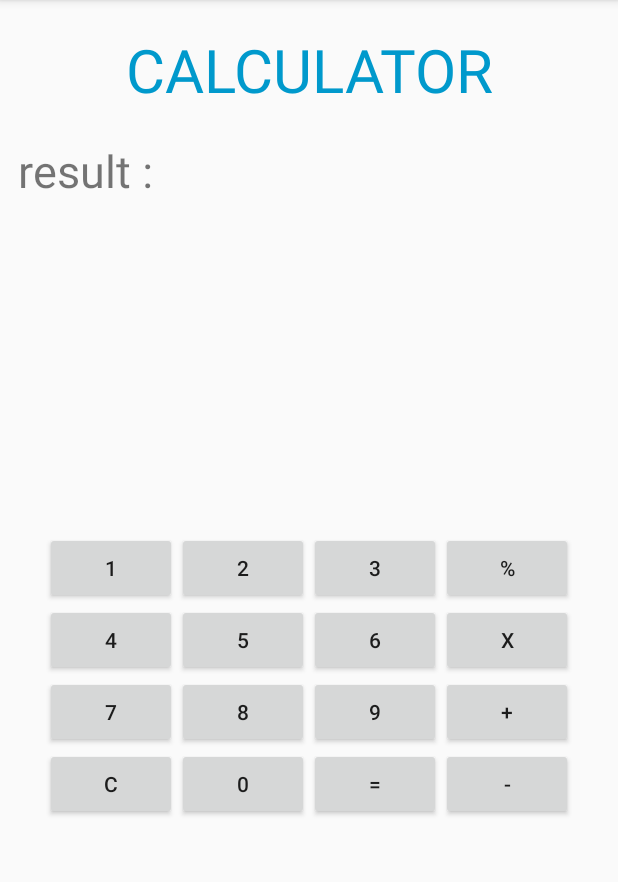
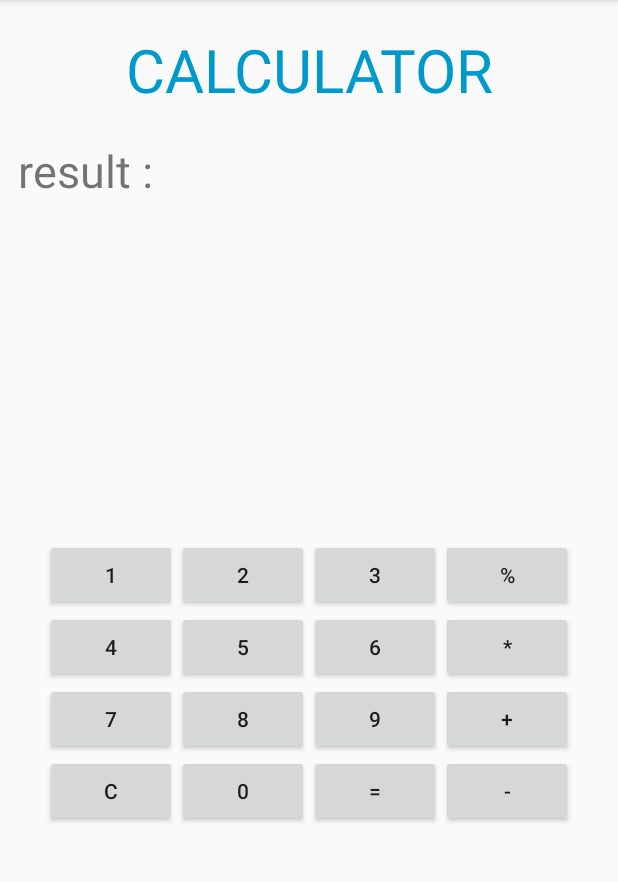
Before and after one commit to KangJuSeong/mobilePrograming_assignment, an Android app: the CalActivity screen opened directly, with no data from a screen before it, on a phone screen of 412 x 824 dp, the part 84-966 px from its top. Run offline under Robolectric (Android 15) with nearby library versions, the phone set to English and light mode, and no system bars.

Commit message:
complete calcurator function

```diff
--- a/Assginment_mobilePrograming/app/src/main/java/com/example/assginment_mobileprograming/CalActivity.java
+++ b/Assginment_mobilePrograming/app/src/main/java/com/example/assginment_mobileprograming/CalActivity.java
@@ -5,31 +5,128 @@ import android.os.Bundle;
 import android.view.View;
 import android.widget.Button;
 import android.widget.EditText;
+import android.widget.TextView;
+import android.widget.Toast;
 
 import androidx.appcompat.app.AppCompatActivity;
 
 public class CalActivity extends AppCompatActivity {
 
-    Button num1;
-    Button num2;
-    Button num3;
-    Button num4;
-    Button num5;
-    Button num6;
-    Button num7;
-    Button num8;
-    Button num9;
-    Button plus;
-    Button minus;
-    Button div;
-    Button mult;
-    Button result;
-    Button cancel;
+    static final int PLUS = 1;
+    static final int MINUS = 2;
+    static final int DIV = 3;
+    static final int MULT = 4;
 
+    Button num0,num1,num2,num3,num4,num5,num6,num7,num8,num9;
+    Button plus,minus,div,mult,result,cancel;
+    TextView show;
+    double d1,d2,d3;
+    String number1,number2;
+    int operator=0;
+
+
+    public void onClick (View v){
+        switch(v.getId()){
+            case R.id.num0 : show.setText(show.getText()+"0"); break;
+            case R.id.num1 : show.setText(show.getText()+"1"); break;
+            case R.id.num2 : show.setText(show.getText()+"2"); break;
+            case R.id.num3 : show.setText(show.getText()+"3"); break;
+            case R.id.num4 : show.setText(show.getText()+"4"); break;
+            case R.id.num5 : show.setText(show.getText()+"5"); break;
+            case R.id.num6 : show.setText(show.getText()+"6"); break;
+            case R.id.num7 : show.setText(show.getText()+"7"); break;
+            case R.id.num8 : show.setText(show.getText()+"8"); break;
+            case R.id.num9 : show.setText(show.getText()+"9"); break;
+        }
+    };
+
+    Button.OnClickListener mListener = new Button.OnClickListener(){
+        public void onClick(View v){
+            if(show.getText().toString()==null){
+                Toast.makeText(CalActivity.this,"수를 입력하세요",Toast.LENGTH_SHORT).show();
+            }
+            switch (v.getId()){
+                case R.id.plus:
+                    number1=show.getText().toString();
+                    operator=PLUS;
+                    show.setText("");
+                    break;
+                case R.id.minus:
+                    number1=show.getText().toString();
+                    operator=MINUS;
+                    show.setText("");
+                    break;
+                case R.id.div:
+                    number1=show.getText().toString();
+                    operator=DIV;
+                    show.setText("");
+                    break;
+                case R.id.mult:
+                    number1=show.getText().toString();
+                    operator=MULT;
+                    show.setText("");
+                    break;
+                case R.id.result:
+                    number2=show.getText().toString();
+                    d1=Double.parseDouble(number1);
+                    d2=Double.parseDouble(number2);
+
+                    if(operator == PLUS) {
+                        d3 = d1 + d2;
+                        show.setText("" + d3);
+                    }
+                    else if (operator == MINUS) {
+                        d3 = d1 - d2;
+                        show.setText("" + d3);
+                    }
+                    else if (operator == MULT) {
+                        d3 = d1 * d2;
+                        show.setText("" + d3);
+                    }
+                    else if (operator == DIV) {
+                        d3 = d1 / d2;
+                        show.setText("" + d3);
+                    }
+                    number1=show.getText().toString();
+                    break;
+                case R.id.cancel:
+                    number1="";
+                    number2="";
+                    operator=0;
+                    show.setText("");
+                    break;
+            }
+        }
+    };
     @Override
     protected void onCreate(Bundle savedInstanceState) {
         super.onCreate(savedInstanceState);
         setContentView(R.layout.cal);
+        num0=findViewById(R.id.num0);
+        num1=findViewById(R.id.num1);
+        num2=findViewById(R.id.num2);
+        num3=findViewById(R.id.num3);
+        num4=findViewById(R.id.num4);
+        num5=findViewById(R.id.num5);
+        num6=findViewById(R.id.num6);
+        num7=findViewById(R.id.num7);
+        num8=findViewById(R.id.num8);
+        num9=findViewById(R.id.num9);
+
+        plus=findViewById(R.id.plus);
+        minus=findViewById(R.id.minus);
+        div=findViewById(R.id.div);
+        mult=findViewById(R.id.mult);
+        result=findViewById(R.id.result);
+        cancel=findViewById(R.id.cancel);
+        show=findViewById(R.id.show);
+
+        plus.setOnClickListener(mListener);
+        minus.setOnClickListener(mListener);
+        mult.setOnClickListener(mListener);
+        div.setOnClickListener(mListener);
+        result.setOnClickListener(mListener);
+        cancel.setOnClickListener(mListener);
 
     }
 }
--- a/Assginment_mobilePrograming/app/src/main/res/layout/cal.xml
+++ b/Assginment_mobilePrograming/app/src/main/res/layout/cal.xml
@@ -21,12 +21,22 @@
         android:textColor="@android:color/holo_blue_dark"
         android:layout_marginBottom="20dp"
         />
-    <TextView
+    <GridLayout
+        android:layout_height="50dp"
         android:layout_width="match_parent"
-        android:layout_height="wrap_content"
-        android:text="result : "
-        android:textSize="30sp"
-        />
+        android:rowCount="2">
+        <TextView
+            android:layout_width="wrap_content"
+            android:layout_height="wrap_content"
+            android:text="result : "
+            android:textSize="30sp"
+            />
+        <TextView
+            android:id="@+id/show"
+            android:layout_height="wrap_content"
+            android:layout_width="wrap_content"
+            android:textSize="30sp"/>
+    </GridLayout>
     <GridLayout
         android:layout_height="wrap_content"
         android:layout_width="wrap_content"
@@ -35,36 +45,46 @@
         android:columnCount="4"
         android:layout_gravity="center">
         <Button
+            android:onClick="onClick"
             android:id="@+id/num1"
             android:text="1"/>
         <Button
+            android:onClick="onClick"
             android:id="@+id/num4"
             android:text="4"/>
         <Button
+            android:onClick="onClick"
             android:id="@+id/num7"
             android:text="7"/>
         <Button
             android:id="@+id/cancel"
             android:text="C"/>
         <Button
+            android:onClick="onClick"
             android:id="@+id/num2"
             android:text="2"/>
         <Button
+            android:onClick="onClick"
             android:id="@+id/num5"
             android:text="5"/>
         <Button
+            android:onClick="onClick"
             android:id="@+id/num8"
             android:text="8"/>
         <Button
+            android:onClick="onClick"
             android:id="@+id/num0"
             android:text="0"/>
         <Button
+            android:onClick="onClick"
             android:id="@+id/num3"
             android:text="3"/>
         <Button
+            android:onClick="onClick"
             android:id="@+id/num6"
             android:text="6"/>
         <Button
+            android:onClick="onClick"
             android:id="@+id/num9"
             android:text="9"/>
         <Button
@@ -75,7 +95,7 @@
             android:text="%"/>
         <Button
             android:id="@+id/mult"
-            android:text="x"/>
+            android:text="*"/>
         <Button
             android:id="@+id/plus"
             android:text="+"/>
```
